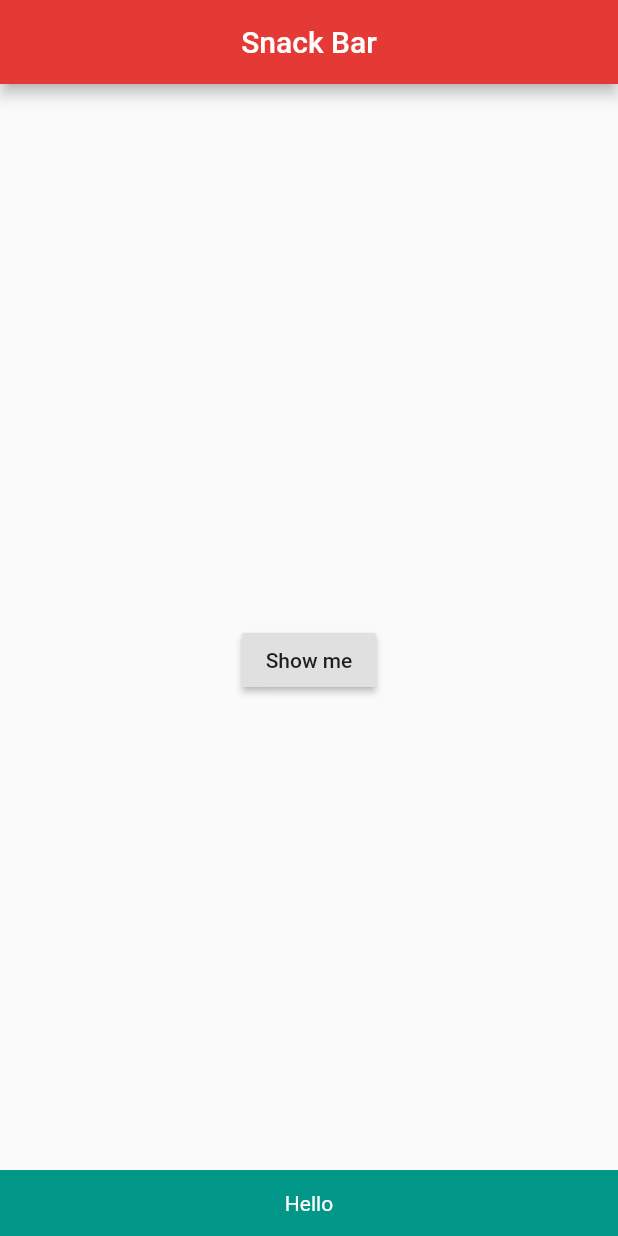
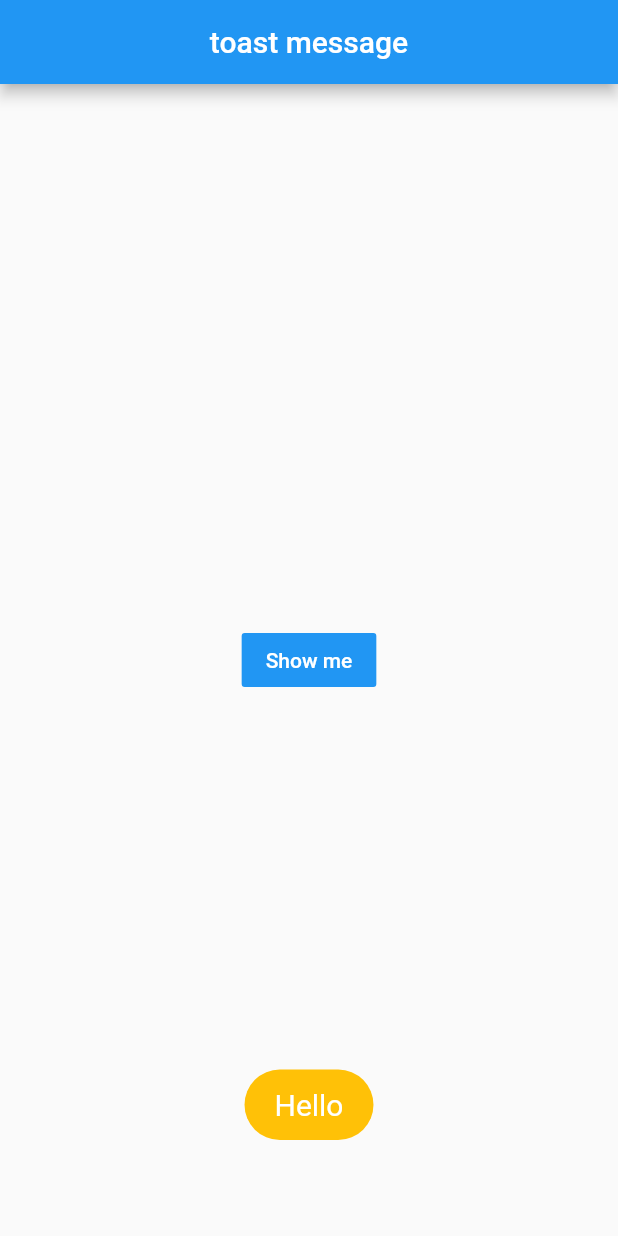
Before and after one commit to gooya6609/thanks_flutter, a Flutter app: the screen it shows after launch, after a tap on "Show me", on a phone screen of 412 x 824 dp. Run offline on Flutter 3.47's test engine with Material 2 defaults, Android fonts, the phone set to English and light mode, and no system bars; our stand-ins replace fluttertoast.

Commit message:
flutter toast

```diff
--- a/lib/main.dart
+++ b/lib/main.dart
@@ -1,4 +1,5 @@
 import 'package:flutter/material.dart';
+import 'package:fluttertoast/fluttertoast.dart';
 
 void main() => runApp(MyApp());
 
@@ -6,11 +7,9 @@ class MyApp extends StatelessWidget {
   @override
   Widget build(BuildContext context) {
     return MaterialApp(
+      title: 'toast message',
       debugShowCheckedModeBanner: false,
-      title: 'Snack Bar',
-      theme: ThemeData(
-        backgroundColor: Colors.white,
-      ),
+      color: Colors.blue,
       home: MyPage(),
     );
   }
@@ -21,35 +20,42 @@ class MyPage extends StatelessWidget {
   Widget build(BuildContext context) {
     return Scaffold(
       appBar: AppBar(
-        title: Text('Snack Bar'),
-        backgroundColor: Colors.red[600],
+        title: Text('toast message'),
+        backgroundColor: Colors.blue,
         centerTitle: true,
       ),
-      body: MySnackBar(),
+      body: MyToastBtn(),
     );
   }
 }
 
-class MySnackBar extends StatelessWidget {
+class MyToastBtn extends StatelessWidget {
   @override
   Widget build(BuildContext context) {
     return Center(
-      child: RaisedButton(
-        child: Text('Show me'),
+      child: FlatButton(
         onPressed: () {
-          Scaffold.of(context).showSnackBar(SnackBar(
-            content: Text(
-              'Hello',
-              textAlign: TextAlign.center,
-              style: TextStyle(
-                color: Colors.white,
-              ),
-            ),
-            backgroundColor: Colors.teal,
-            duration: Duration(milliseconds: 1000),
-          ));
+          flutterToast();
         },
+        child: Text(
+          'Show me',
+          style: TextStyle(
+            color: Colors.white,
+          ),
+        ),
+        color: Colors.blue,
       ),
     );
   }
 }
+
+void flutterToast() {
+  Fluttertoast.showToast(
+    msg: 'Hello',
+    textColor: Colors.white,
+    backgroundColor: Colors.amber,
+    gravity: ToastGravity.BOTTOM,
+    fontSize: 20.0,
+    toastLength: Toast.LENGTH_SHORT,
+  );
+}
--- a/pubspec.yaml
+++ b/pubspec.yaml
@@ -27,6 +27,7 @@ dependencies:
   # The following adds the Cupertino Icons font to your application.
   # Use with the CupertinoIcons class for iOS style icons.
   cupertino_icons: ^0.1.3
+  fluttertoast: ^3.1.3
 
 dev_dependencies:
   flutter_test:
```
Also changed, not shown: pubspec.lock, 3 other files.
